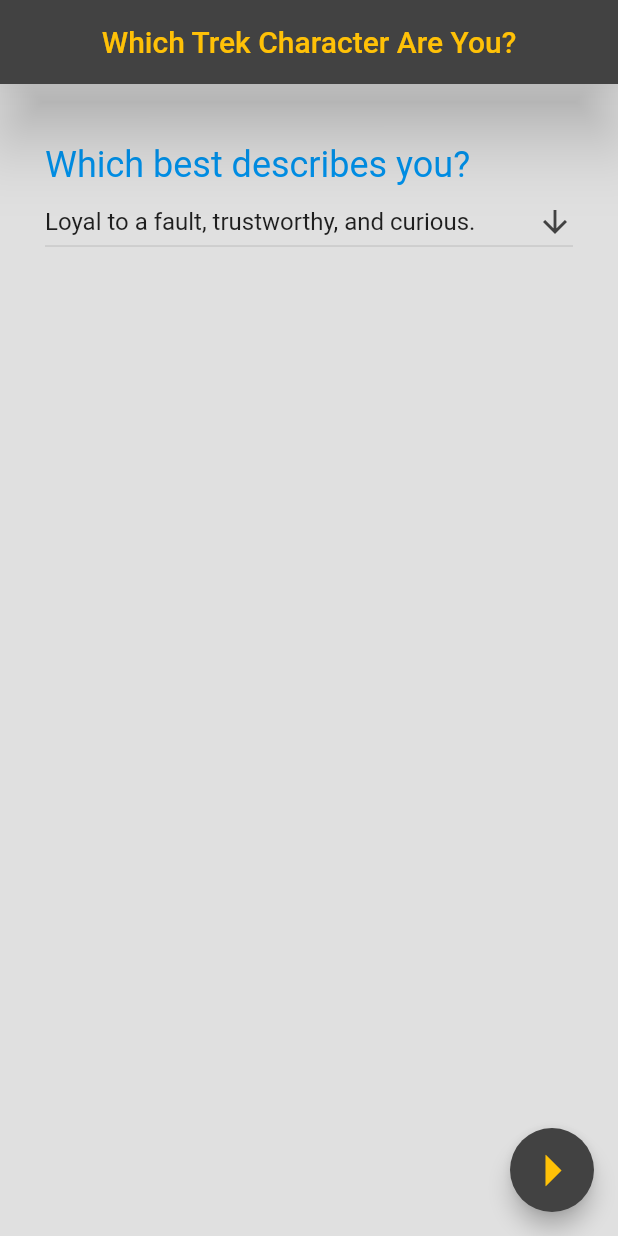
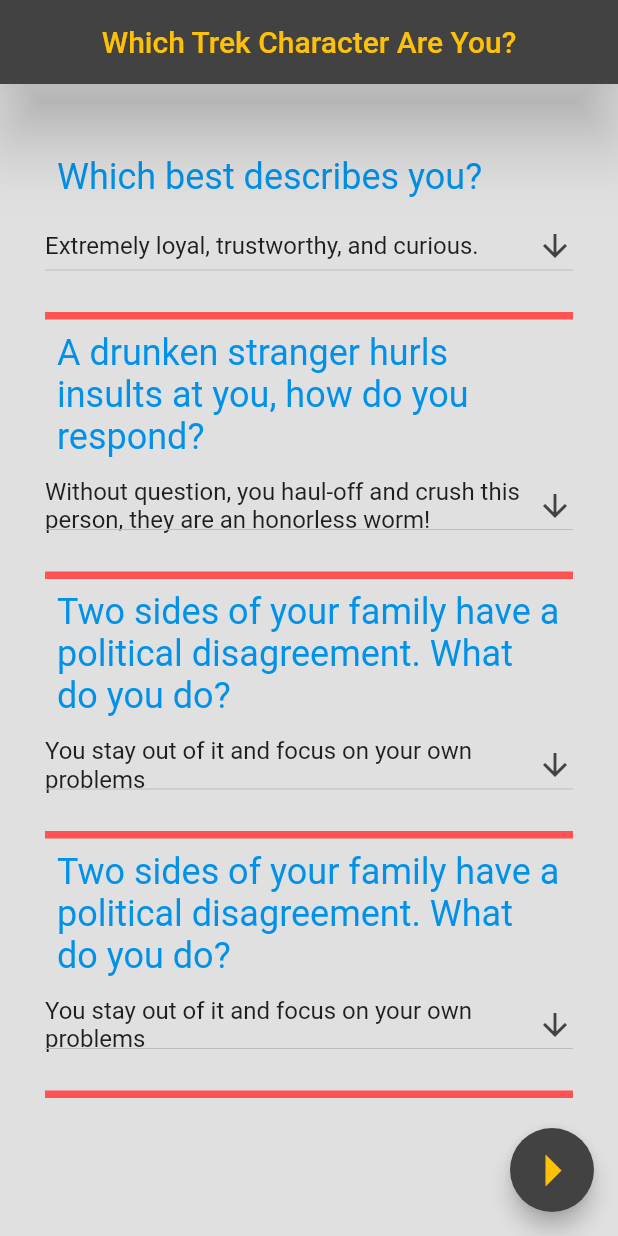
Before and after one commit to Jerud-Moyer/trek-character-picker, a Flutter app: the screen it shows after launch, on a phone screen of 412 x 824 dp. Run offline on Flutter 3.47's test engine with Material 2 defaults, Android fonts, the phone set to English and light mode, and no system bars.

Commit message:
add custom question widget and more question answer data

```diff
--- a/lib/affiliations.dart
+++ b/lib/answers_1.dart
@@ -1,9 +1,13 @@
 import './questionItem.dart';
 
-List<QuestionItem> affiliations = [
+List<QuestionItem> answers_1 = [
   QuestionItem(
-    answer: 'Loyal to a fault, trustworthy, and curious.',
+    answer: 'Extremely loyal, trustworthy, and curious.',
     value: 'starfleet'
+  ),
+  QuestionItem(
+    answer: 'Like a space age Adventure Scout, you always do the right thing!',
+    value: 'federation'
   ),
   QuestionItem(
     answer: 'Short tempered. Strong sense of right and wrong.',
--- /dev/null
+++ b/lib/answers_2.dart
@@ -0,0 +1,25 @@
+import './questionItem.dart';
+
+List<QuestionItem> answers_2 = [
+  QuestionItem(
+      answer: 'Without question, you haul-off and crush this person, they are an honorless worm!',
+      value: 'klingon'
+  ),
+  QuestionItem(
+    answer: 'It really depends. You will do whatever serves you best in the moment.',
+    value: 'rogue'
+  ),
+  QuestionItem(
+    answer: 'Ignore them as to not alter the course of their unique reality',
+    value: 'starfleet'
+  ),
+  QuestionItem(
+    answer: 'Though it\'s beneath you to waste your time, you take a moment to crush them anyway.',
+    value: 'romulan'
+  ),
+  QuestionItem(
+    answer: 'Despite their aggression, you do all you can to help them, for you are very enlightened.',
+    value: 'federation'
+  ),
+
+];
--- /dev/null
+++ b/lib/answers_3.dart
@@ -0,0 +1,24 @@
+import 'questionItem.dart';
+
+List<QuestionItem> answers_3 = [
+  QuestionItem(
+    answer: 'You stay out of it and focus on your own problems',
+    value: 'rogue'
+  ),
+  QuestionItem(
+    answer: 'You pick a side and try to covertly influence the other.',
+    value: 'romulan'
+  ),
+  QuestionItem(
+    answer: 'You arrange an all-family summit with a neutral mediator.',
+    value: 'federation'
+  ),
+  QuestionItem(
+    answer: 'You play mediator, trying to establish peace, but threaten to use force if necessary to get it.',
+    value: 'starfleet'
+  ),
+  QuestionItem(
+    answer: 'Join the side who has more wealth and power and destroy the other.',
+    value: 'klingon'
+  )
+];
--- a/lib/main.dart
+++ b/lib/main.dart
@@ -1,9 +1,11 @@
 import 'dart:convert';
 import 'package:flutter/material.dart';
 import 'package:http/http.dart' as http;
-import 'questionItem.dart';
-import 'affiliations.dart';
+import 'answers_1.dart';
 import 'character.dart';
+import 'question_widget.dart';
+import 'answers_2.dart';
+import 'answers_3.dart';
 import 'dart:math';
 
 
@@ -23,7 +25,9 @@
 
 class _TrekCharacterPickerState extends State<TrekCharacterPicker> {
 
-  String dropdownValue = affiliations[0].value;
+  String dropdownValue_1 = answers_1[0].value;
+  String dropdownValue_2 = answers_2[0].value;
+  String dropdownValue_3 = answers_3[0].value;
 
   @override
   Widget build(BuildContext ctx) {
@@ -41,7 +45,7 @@
         ),
         floatingActionButton: FloatingActionButton(
           onPressed: () {
-            Navigator.push(ctx, CharacterPage(dropdownValue));
+            Navigator.push(ctx, CharacterPage(dropdownValue_2));
           },
           child: Icon(Icons.arrow_right,
             color: Colors.amber,
@@ -51,46 +55,60 @@
         ),
         body: Padding(
             padding: EdgeInsets.fromLTRB(30, 40, 30, 0),
-            child: Column(
-                crossAxisAlignment: CrossAxisAlignment.start,
-                children: <Widget>[
-                  Text(
-                      'Which best describes you?',
-                      style: TextStyle(
-                        color: Colors.lightBlueAccent[700],
-                        fontSize: 24,
-                      )
-                  ),
-                  DropdownButton<String>(
-                    isExpanded: true,
-                    value: dropdownValue,
-                    icon: Icon(Icons.arrow_downward, color: Colors.grey[800],
-                        size: 24),
-                    onChanged: (String? newValue) {
-                      setState(() {
-                        dropdownValue = newValue!;
-                        print(dropdownValue);
-                      });
-                    },
-                    items: affiliations
-                        .map<DropdownMenuItem<String>>((
-                        QuestionItem affiliation) {
-                      return DropdownMenuItem<String>(
-                          value: affiliation.value,
-                          child: Text(
-                            affiliation.answer,
-
-                          ));
-                    }).toList(),
-                    hint: Text(
-                        'Which best describes you?',
-                        style: TextStyle(
-                          color: Colors.black,
-                          fontSize: 16,
-                        )
+            child: SingleChildScrollView(
+              child: Column(
+                  crossAxisAlignment: CrossAxisAlignment.start,
+                  children: <Widget>[
+                    QuestionWidget(
+                      question: 'Which best describes you?',
+                      answers: answers_1,
+                      selectedValue: dropdownValue_1,
+                      onChange: (String? newValue) {
+                        setState(() {
+                          dropdownValue_1 = newValue!;
+                          print(dropdownValue_1);
+                       });
+                      }
                     ),
-                  ),
-                ])),
+                    QuestionWidget(
+                      question: 'A drunken stranger hurls insults at you, how do you respond?',
+                      answers: answers_2,
+                      selectedValue: dropdownValue_2,
+                      onChange: (String? newValue) {
+                        setState(() {
+                          dropdownValue_2 = newValue!;
+                          print(dropdownValue_2);
+                        });
+                      }
+                    ),
+                    QuestionWidget(
+                      question: 'Two sides of your family have a political disagreement. What do you do?',
+                      answers: answers_3,
+                      selectedValue: dropdownValue_3,
+                      onChange: (String? newValue) {
+                        setState(() {
+                          dropdownValue_3 = newValue!;
+                          print(dropdownValue_3);
+                        });
+                      }
+                    ),
+                    QuestionWidget(
+                        question: 'Two sides of your family have a political disagreement. What do you do?',
+                        answers: answers_3,
+                        selectedValue: dropdownValue_3,
+                        onChange: (String? newValue) {
+                          setState(() {
+                            dropdownValue_3 = newValue!;
+                            print(dropdownValue_3);
+                          });
+                        }
+                    ),
+                    SizedBox(
+                      height: 50,
+                    )
+                  ]),
+            )
+        ),
     );
   }
   }
@@ -101,14 +119,7 @@
         appBar: AppBar(
             backgroundColor: Colors.grey[800],
             elevation: 10,
-            actions: <Widget>[
-              IconButton(
-                onPressed: () {
-                  Navigator.pop(ctx);
-                },
-                icon: Icon(Icons.close),
-              )
-            ]
+
         ),
         body: Center(
           child: FutureBuilder<Character>(
--- /dev/null
+++ b/lib/question_widget.dart
@@ -0,0 +1,73 @@
+import 'package:flutter/material.dart';
+import 'package:trek_character_picker/questionItem.dart';
+
+
+class QuestionWidget extends StatelessWidget {
+
+  final question;
+  final answers;
+  final onChange;
+  final selectedValue;
+
+  QuestionWidget({
+    @required this.question,
+    @required this.answers,
+    @required this.onChange,
+    this.selectedValue,
+  });
+
+  @override
+  Widget build(BuildContext context) {
+    return Container(
+      decoration: BoxDecoration(
+        border: Border(
+          bottom: BorderSide(width: 5.0, color: Colors.redAccent),
+        )
+      ),
+        child: Column(
+            crossAxisAlignment: CrossAxisAlignment.start,
+            children: <Widget>[
+              Padding(
+                padding: const EdgeInsets.all(8.0),
+                child: Text(
+                    question,
+                    style: TextStyle(
+                      color: Colors.lightBlueAccent[700],
+                      fontSize: 24,
+                    )
+                ),
+              ),
+              DropdownButton<String>(
+                isExpanded: true,
+                value: selectedValue,
+                icon: Icon(Icons.arrow_downward, color: Colors.grey[800],
+                    size: 24),
+                onChanged: onChange,
+                items: answers
+                    .map<DropdownMenuItem<String>>((
+                    QuestionItem affiliation) {
+                  return DropdownMenuItem<String>(
+                      value: affiliation.value,
+                      child: Padding(
+                        padding: const EdgeInsets.fromLTRB(0, 5, 0, 5),
+                        child: Text(
+                          affiliation.answer,
+                        ),
+                      )
+                  );
+                }).toList(),
+                hint: Text(
+                    'Which best describes you?',
+                    style: TextStyle(
+                      color: Colors.black,
+                      fontSize: 16,
+                    )
+                ),
+              ),
+              SizedBox(
+                height: 20
+              )
+            ])
+    );
+  }
+}
```
